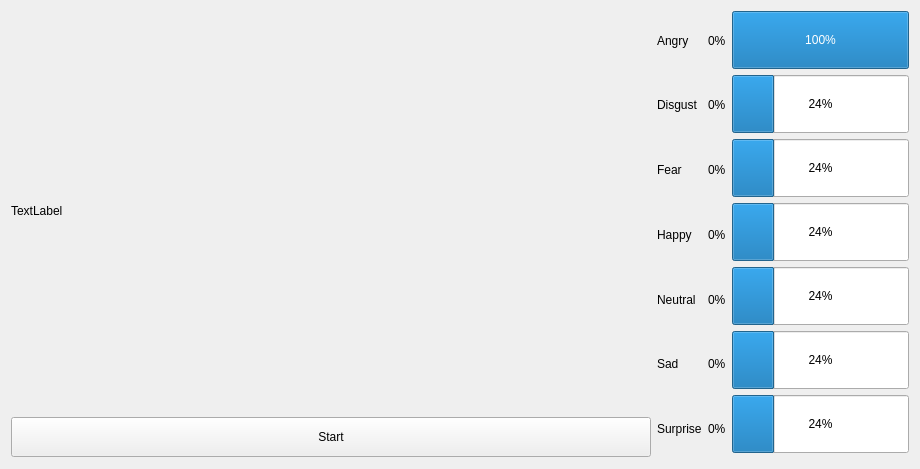
The window that Project/ui_main_window.ui (krawczyk22/Facial-Expression-Recognition-System) describes before a commit, drawn with Qt 5.
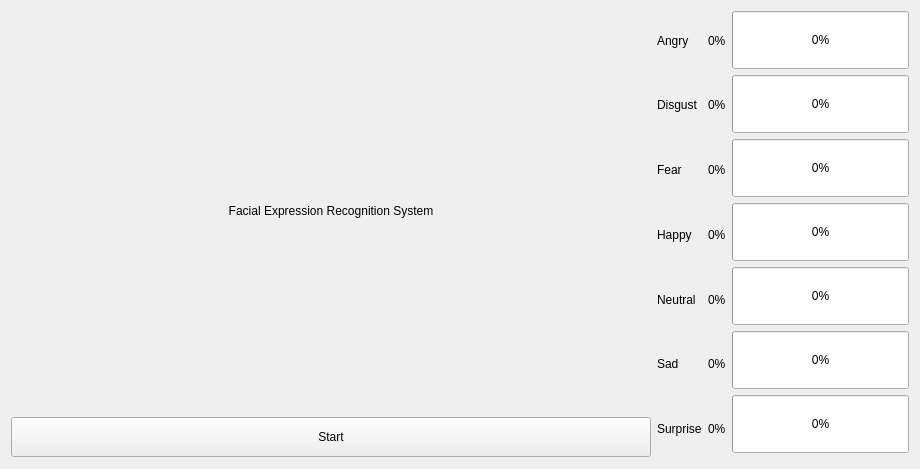
The same window after the commit.

Commit message: One face detection instead of multiple implemented

```diff
--- a/Project/ui_main_window.ui
+++ b/Project/ui_main_window.ui
@@ -36,7 +36,10 @@
           </size>
          </property>
          <property name="text">
-          <string>TextLabel</string>
+          <string>Facial Expression Recognition System</string>
+         </property>
+         <property name="alignment">
+          <set>Qt::AlignCenter</set>
          </property>
         </widget>
        </item>
@@ -187,7 +190,7 @@
           <enum>Qt::LeftToRight</enum>
          </property>
          <property name="value">
-          <number>100</number>
+          <number>0</number>
          </property>
         </widget>
        </item>
@@ -206,7 +209,7 @@
           </size>
          </property>
          <property name="value">
-          <number>24</number>
+          <number>0</number>
          </property>
         </widget>
        </item>
@@ -225,7 +228,7 @@
           </size>
          </property>
          <property name="value">
-          <number>24</number>
+          <number>0</number>
          </property>
         </widget>
        </item>
@@ -244,7 +247,7 @@
           </size>
          </property>
          <property name="value">
-          <number>24</number>
+          <number>0</number>
          </property>
         </widget>
        </item>
@@ -266,7 +269,7 @@
           <enum>Qt::LeftToRight</enum>
          </property>
          <property name="value">
-          <number>24</number>
+          <number>0</number>
          </property>
         </widget>
        </item>
@@ -285,7 +288,7 @@
           </size>
          </property>
          <property name="value">
-          <number>24</number>
+          <number>0</number>
          </property>
         </widget>
        </item>
@@ -304,7 +307,7 @@
           </size>
          </property>
          <property name="value">
-          <number>24</number>
+          <number>0</number>
          </property>
         </widget>
        </item>
```
The commit also changes 2 other files.
